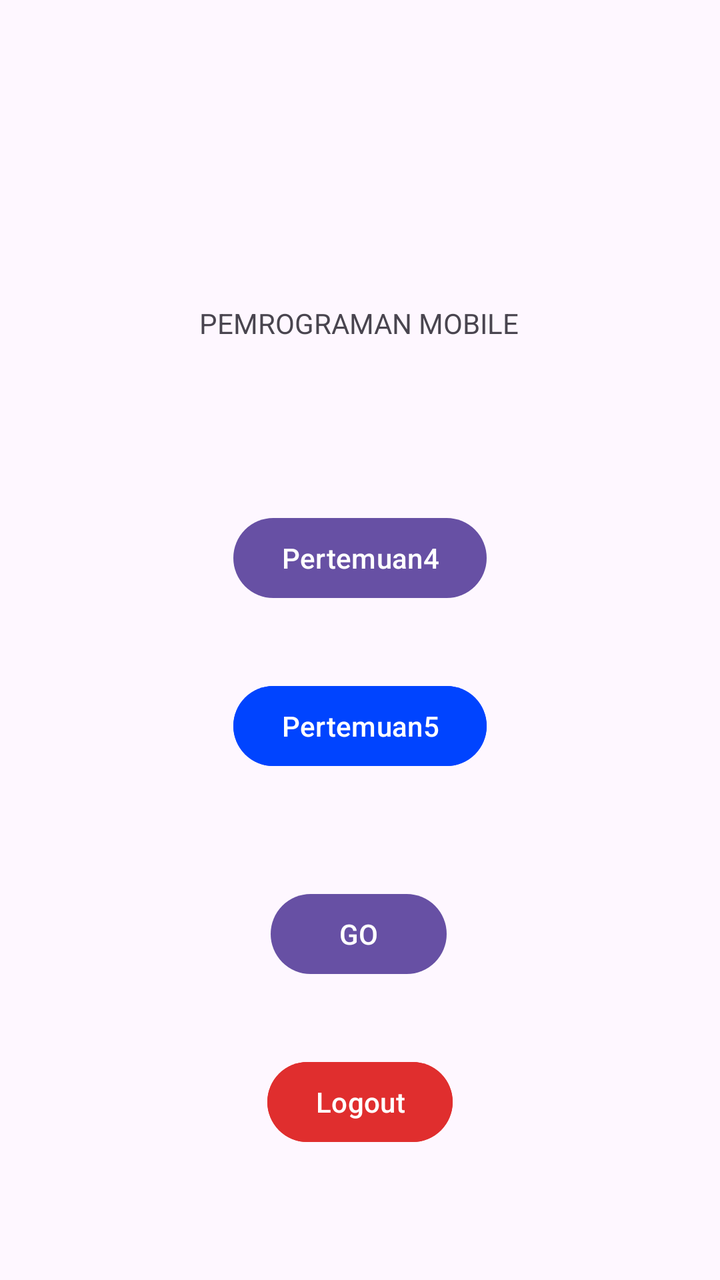
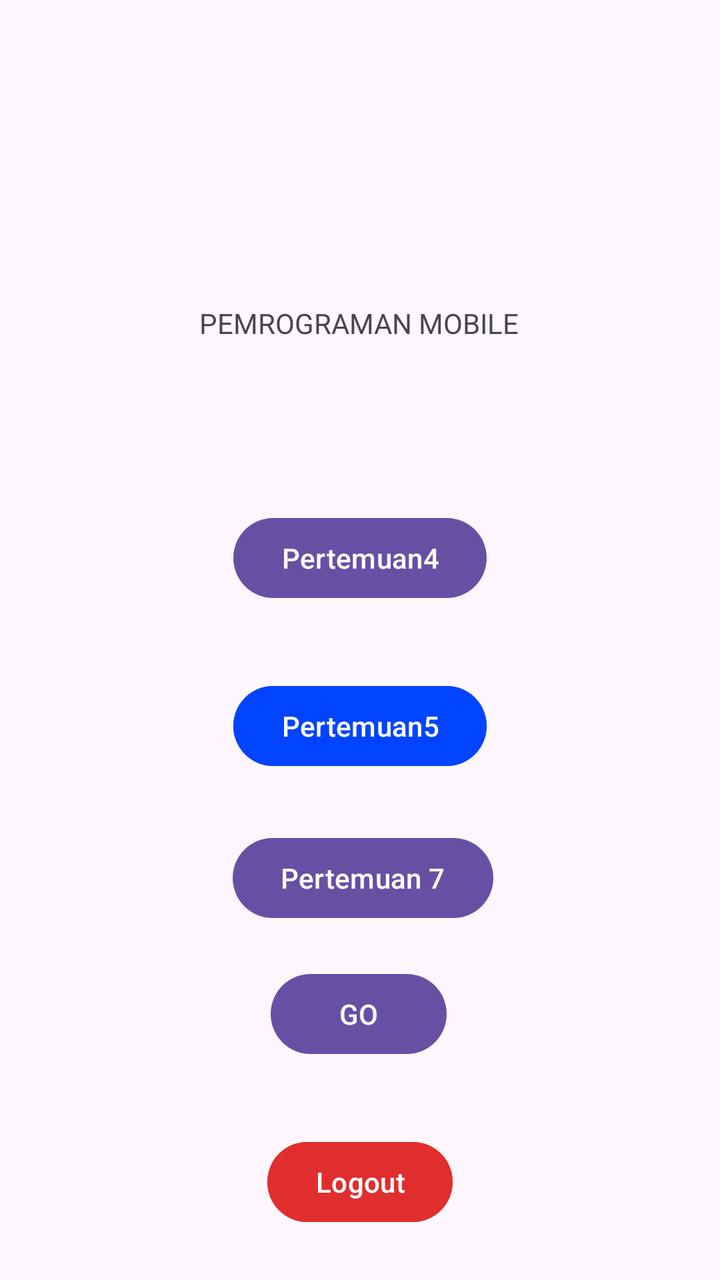

An Android layout rendered at two revisions. The XML below is the earlier revision; the diff shows what the commit changed to produce the second picture.
<!-- AndroidManifest.xml: application theme Theme.Aldo_TIE_Pertemuan3 -->
<!-- res/layout/activity_main.xml -->
<?xml version="1.0" encoding="utf-8"?>
<androidx.constraintlayout.widget.ConstraintLayout xmlns:android="http://schemas.android.com/apk/res/android"
    xmlns:app="http://schemas.android.com/apk/res-auto"
    xmlns:tools="http://schemas.android.com/tools"
    android:id="@+id/main"
    android:layout_width="match_parent"
    android:layout_height="match_parent"
    tools:context=".MainActivity">

    <Button
        android:id="@+id/btnToFourth"
        android:layout_width="wrap_content"
        android:layout_height="wrap_content"
        android:layout_marginTop="56dp"
        android:text="GO"
        app:layout_constraintEnd_toEndOf="parent"
        app:layout_constraintHorizontal_bias="0.498"
        app:layout_constraintStart_toStartOf="parent"
        app:layout_constraintTop_toBottomOf="@+id/btnP5" />

    <Button
        android:id="@+id/btnP5"
        android:layout_width="wrap_content"
        android:layout_height="wrap_content"
        android:layout_marginTop="36dp"
        android:backgroundTint="@color/blue"
        android:text="Pertemuan5"
        app:layout_constraintEnd_toEndOf="parent"
        app:layout_constraintStart_toStartOf="parent"
        app:layout_constraintTop_toBottomOf="@+id/btnP4" />

    <Button
        android:id="@+id/btnP4"
        android:layout_width="wrap_content"
        android:layout_height="wrap_content"
        android:layout_marginTop="84dp"
        android:text="Pertemuan4"
        app:layout_constraintEnd_toEndOf="parent"
        app:layout_constraintStart_toStartOf="parent"
        app:layout_constraintTop_toBottomOf="@+id/textView4" />

    <Button
        android:id="@+id/btnLogout"
        android:layout_width="wrap_content"
        android:layout_height="wrap_content"
        android:layout_marginTop="36dp"
        android:backgroundTint="@color/red"
        android:text="Logout"
        app:layout_constraintEnd_toEndOf="parent"
        app:layout_constraintStart_toStartOf="parent"
        app:layout_constraintTop_toBottomOf="@+id/btnToFourth" />

    <TextView
        android:id="@+id/textView4"
        android:layout_width="wrap_content"
        android:layout_height="wrap_content"
        android:layout_marginTop="152dp"
        android:text="PEMROGRAMAN MOBILE"
        app:layout_constraintEnd_toEndOf="parent"
        app:layout_constraintHorizontal_bias="0.498"
        app:layout_constraintStart_toStartOf="parent"
        app:layout_constraintTop_toTopOf="parent" />

</androidx.constraintlayout.widget.ConstraintLayout>
<!-- resources referenced by this layout -->
<resources>
  <color name="blue">#0044FF</color>
  <color name="red">#E02E2E</color>
  <style name="Theme.Aldo_TIE_Pertemuan3" parent="Base.Theme.Aldo_TIE_Pertemuan3" />
  <style name="Base.Theme.Aldo_TIE_Pertemuan3" parent="Theme.Material3.DayNight.NoActionBar">
          
          
      </style>
</resources>

<!-- the commit's change to res/layout/activity_main.xml (unified diff, before → after) -->
@@ -11,7 +11,7 @@
         android:id="@+id/btnToFourth"
         android:layout_width="wrap_content"
         android:layout_height="wrap_content"
-        android:layout_marginTop="56dp"
+        android:layout_marginTop="96dp"
         android:text="GO"
         app:layout_constraintEnd_toEndOf="parent"
         app:layout_constraintHorizontal_bias="0.498"
@@ -61,4 +61,15 @@
         app:layout_constraintStart_toStartOf="parent"
         app:layout_constraintTop_toTopOf="parent" />
 
+    <Button
+        android:id="@+id/btnToSeventh"
+        android:layout_width="wrap_content"
+        android:layout_height="wrap_content"
+        android:layout_marginTop="28dp"
+        android:text="Pertemuan 7"
+        app:layout_constraintEnd_toEndOf="parent"
+        app:layout_constraintHorizontal_bias="0.507"
+        app:layout_constraintStart_toStartOf="parent"
+        app:layout_constraintTop_toBottomOf="@+id/btnP5" />
+
 </androidx.constraintlayout.widget.ConstraintLayout>
